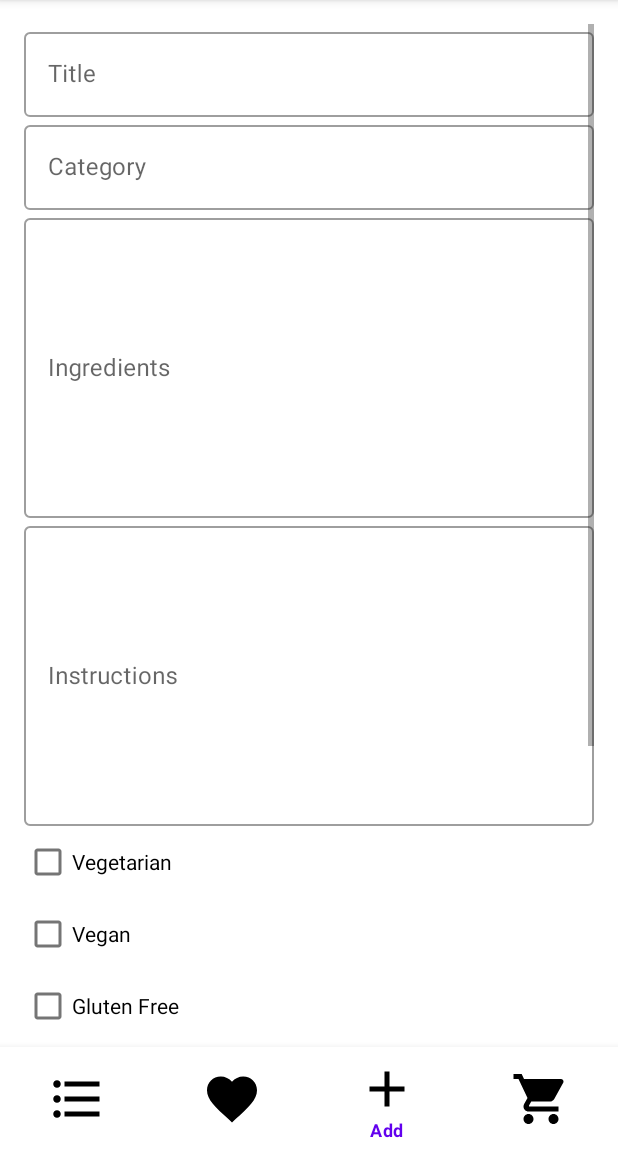
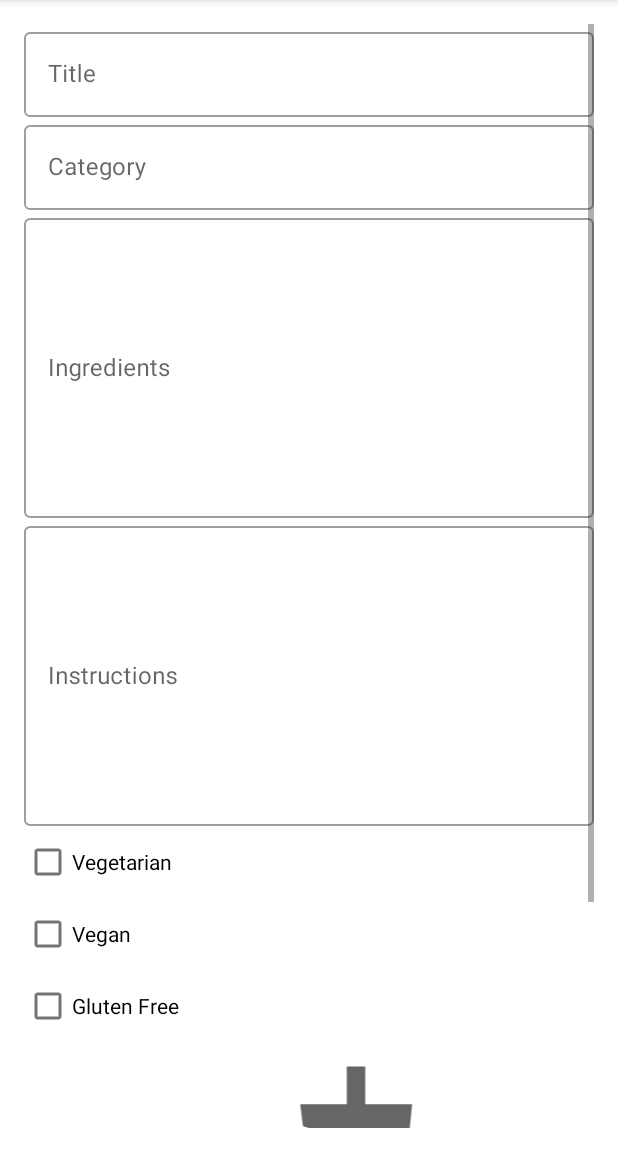
Before and after one commit to msteinr3/Recipes, an Android app: the screen it shows after launch (MainActivity), item 3 of the bottom bar chosen, on a phone screen of 412 x 824 dp, the part 84-1236 px from its top. Run offline under Robolectric (Android 15) with nearby library versions, the phone set to English and light mode, and no system bars; our stand-ins replace Dagger/Hilt's generated code, Room's generated code, navigation-ui; pictures from the network do not load; 1 statement that could not run was skipped.

Commit message:
hide navigation

```diff
--- a/app/src/main/java/com/example/recipies/MainActivity.kt
+++ b/app/src/main/java/com/example/recipies/MainActivity.kt
@@ -1,11 +1,15 @@
 package com.example.recipies
 
 import android.os.Bundle
+import android.view.View
 import androidx.appcompat.app.AppCompatActivity
 import androidx.navigation.NavController
+import androidx.navigation.findNavController
 import androidx.navigation.fragment.NavHostFragment
+import androidx.navigation.fragment.findNavController
 import androidx.navigation.ui.NavigationUI.setupWithNavController
 import com.example.recipies.databinding.ActivityMainBinding
+import com.google.android.material.bottomnavigation.BottomNavigationView
 import dagger.hilt.android.AndroidEntryPoint
 
 @AndroidEntryPoint
@@ -24,6 +28,17 @@ class MainActivity : AppCompatActivity() {
         navController = navHostFragment.navController
         val bottomNav = binding.bottomNav
         setupWithNavController(bottomNav, navController)
+        navController.addOnDestinationChangedListener { _, item, _ ->
+            println("hund")
+            println(item)
+
+            if (item.id == R.id.addRecipe || item.id == R.id.singleRecipe) {
+                bottomNav.visibility = View.GONE
+            }
+            else {
+                bottomNav.visibility = View.VISIBLE
+            }
+        }
     }
 
     override fun onPause() {
```
